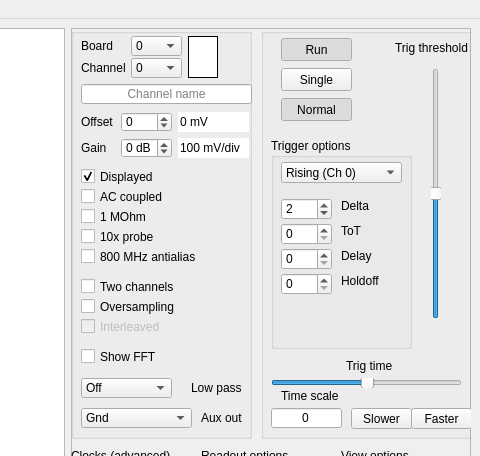
drandyhaas/HaasoscopePro, file software/HaasoscopePro.ui: the form before one commit; both pictures show x 720 to 1200 and y 0 to 456 of the 1200 by 800 pixel window.
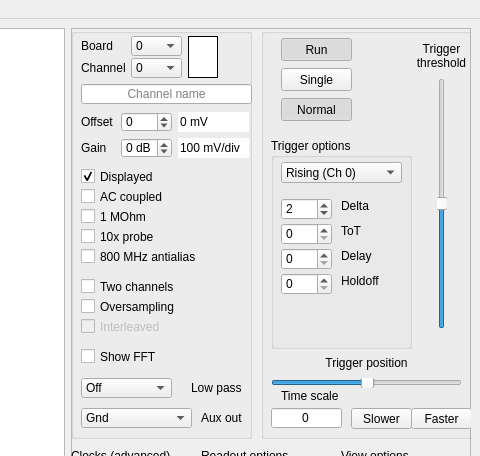
The form after the commit. Custom widgets are drawn as their Qt base class.

Commit message: Can click trigger pos and thresh labels to reset values

```diff
--- a/software/HaasoscopePro.ui
+++ b/software/HaasoscopePro.ui
@@ -60,8 +60,8 @@
        <widget class="QSlider" name="threshold">
         <property name="geometry">
          <rect>
-          <x>170</x>
-          <y>40</y>
+          <x>176</x>
+          <y>50</y>
           <width>10</width>
           <height>251</height>
          </rect>
@@ -159,45 +159,6 @@
          <string>Time scale</string>
         </property>
        </widget>
-       <widget class="QLabel" name="label_3">
-        <property name="geometry">
-         <rect>
-          <x>85</x>
-          <y>330</y>
-          <width>51</width>
-          <height>16</height>
-         </rect>
-        </property>
-        <property name="font">
-         <font>
-          <family>Arial</family>
-         </font>
-        </property>
-        <property name="text">
-         <string>Trig time</string>
-        </property>
-       </widget>
-       <widget class="QLabel" name="label_4">
-        <property name="geometry">
-         <rect>
-          <x>130</x>
-          <y>10</y>
-          <width>81</width>
-          <height>20</height>
-         </rect>
-        </property>
-        <property name="font">
-         <font>
-          <family>Arial</family>
-         </font>
-        </property>
-        <property name="text">
-         <string>Trig threshold</string>
-        </property>
-        <property name="alignment">
-         <set>Qt::AlignCenter</set>
-        </property>
-       </widget>
        <widget class="QPushButton" name="rollingButton">
         <property name="geometry">
          <rect>
@@ -607,6 +568,61 @@
          <set>Qt::AlignCenter</set>
         </property>
        </widget>
+       <widget class="QPushButton" name="thresholdPosLabel">
+        <property name="enabled">
+         <bool>true</bool>
+        </property>
+        <property name="geometry">
+         <rect>
+          <x>60</x>
+          <y>324</y>
+          <width>91</width>
+          <height>21</height>
+         </rect>
+        </property>
+        <property name="font">
+         <font>
+          <family>Arial</family>
+         </font>
+        </property>
+        <property name="toolTip">
+         <string>Click to center</string>
+        </property>
+        <property name="text">
+         <string>Trigger position</string>
+        </property>
+        <property name="flat">
+         <bool>true</bool>
+        </property>
+       </widget>
+       <widget class="QPushButton" name="thresholdLabel">
+        <property name="enabled">
+         <bool>true</bool>
+        </property>
+        <property name="geometry">
+         <rect>
+          <x>150</x>
+          <y>10</y>
+          <width>61</width>
+          <height>35</height>
+         </rect>
+        </property>
+        <property name="font">
+         <font>
+          <family>Arial</family>
+         </font>
+        </property>
+        <property name="toolTip">
+         <string>Click to center</string>
+        </property>
+        <property name="text">
+         <string>Trigger
+threshold</string>
+        </property>
+        <property name="flat">
+         <bool>true</bool>
+        </property>
+       </widget>
       </widget>
       <widget class="QGroupBox" name="readoutgroupBox">
        <property name="geometry">
```
The commit also changes 1 other file.
